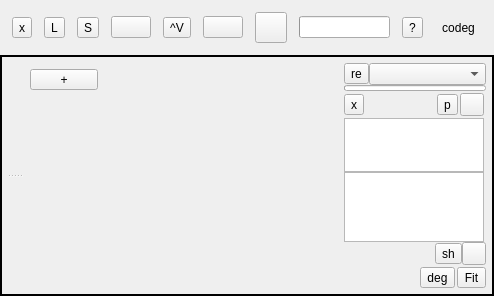
Qt form src/Ui/AppWindow.ui (NikolayRag/codeg) before a commit.
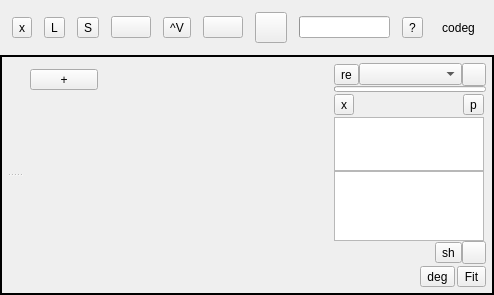
The same form after that commit. Icons and pictures are not drawn.

Diff of the .ui file:
```diff
--- a/src/Ui/AppWindow.ui
+++ b/src/Ui/AppWindow.ui
@@ -477,6 +477,17 @@
                          </property>
                         </widget>
                        </item>
+                       <item>
+                        <widget class="QToolButton" name="btnDispFire">
+                         <property name="text">
+                          <string/>
+                         </property>
+                         <property name="icon">
+                          <iconset>
+                           <normaloff>resource/icon-deliver.svg</normaloff>resource/icon-deliver.svg</iconset>
+                         </property>
+                        </widget>
+                       </item>
                       </layout>
                      </item>
                      <item>
@@ -497,11 +508,11 @@
                         <property name="spacing">
                          <number>2</number>
                         </property>
-                        <item row="3" column="0">
+                        <item row="4" column="0">
                          <widget class="QPlainTextEdit" name="labStats">
                           <property name="maximumSize">
                            <size>
-                            <width>140</width>
+                            <width>150</width>
                             <height>54</height>
                            </size>
                           </property>
@@ -522,7 +533,7 @@
                           </property>
                          </widget>
                         </item>
-                        <item row="1" column="0" colspan="2">
+                        <item row="2" column="0" colspan="2">
                          <widget class="QProgressBar" name="progDispatch">
                           <property name="sizePolicy">
                            <sizepolicy hsizetype="MinimumExpanding" vsizetype="Fixed">
@@ -538,7 +549,7 @@
                           </property>
                          </widget>
                         </item>
-                        <item row="2" column="0">
+                        <item row="3" column="0">
                          <layout class="QHBoxLayout" name="horizontalLayout_7">
                           <item>
                            <widget class="QToolButton" name="btnDispCancel">
@@ -570,20 +581,6 @@
                             </property>
                            </widget>
                           </item>
-                          <item>
-                           <widget class="QToolButton" name="btnDispFire">
-                            <property name="text">
-                             <string/>
-                            </property>
-                            <property name="icon">
-                             <iconset>
-                              <normaloff>resource/icon-deliver.svg</normaloff>resource/icon-deliver.svg</iconset>
-                            </property>
-                            <property name="checkable">
-                             <bool>true</bool>
-                            </property>
-                           </widget>
-                          </item>
                          </layout>
                         </item>
                        </layout>
@@ -593,7 +590,7 @@
                       <widget class="QPlainTextEdit" name="frameDev">
                        <property name="maximumSize">
                         <size>
-                         <width>140</width>
+                         <width>150</width>
                          <height>96</height>
                         </size>
                        </property>
```
